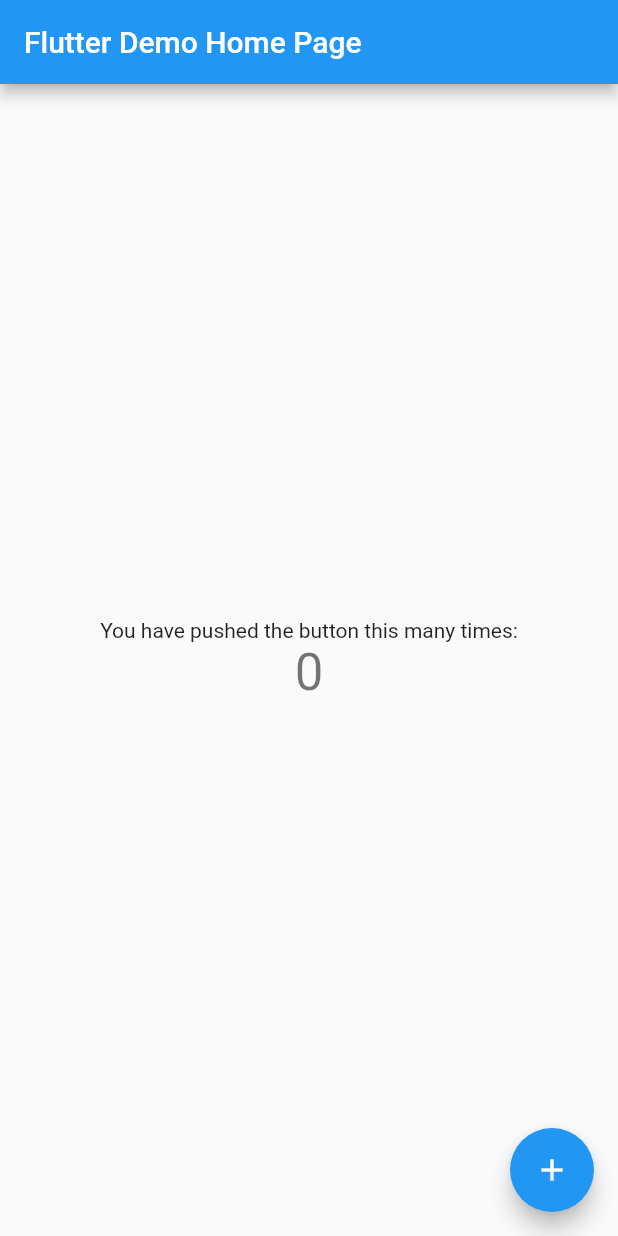
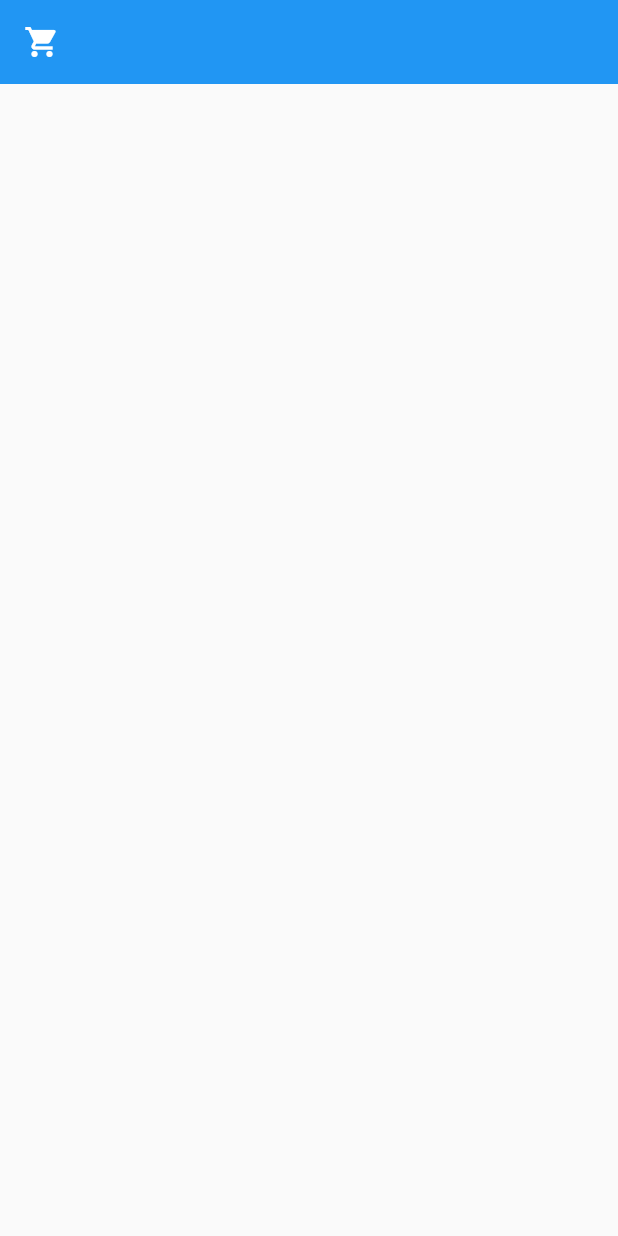
Before and after one commit to lexa-planilla/CRUD_flutter, a Flutter app: the screen it shows after launch, on a phone screen of 412 x 824 dp. Run offline on Flutter 3.47's test engine with Material 2 defaults, Android fonts, the phone set to English and light mode, and no system bars.

Commit message:
Set Screen

```diff
--- a/mysql_crud/lib/main.dart
+++ b/mysql_crud/lib/main.dart
@@ -1,117 +1,17 @@
 import 'package:flutter/material.dart';
+
+import 'styletest.dart';
 
 void main() {
   runApp(MyApp());
 }
 
 class MyApp extends StatelessWidget {
-  // This widget is the root of your application.
   @override
   Widget build(BuildContext context) {
     return MaterialApp(
-      title: 'Flutter Demo',
-      theme: ThemeData(
-        // This is the theme of your application.
-        //
-        // Try running your application with "flutter run". You'll see the
-        // application has a blue toolbar. Then, without quitting the app, try
-        // changing the primarySwatch below to Colors.green and then invoke
-        // "hot reload" (press "r" in the console where you ran "flutter run",
-        // or simply save your changes to "hot reload" in a Flutter IDE).
-        // Notice that the counter didn't reset back to zero; the application
-        // is not restarted.
-        primarySwatch: Colors.blue,
-        // This makes the visual density adapt to the platform that you run
-        // the app on. For desktop platforms, the controls will be smaller and
-        // closer together (more dense) than on mobile platforms.
-        visualDensity: VisualDensity.adaptivePlatformDensity,
-      ),
-      home: MyHomePage(title: 'Flutter Demo Home Page'),
+      debugShowCheckedModeBanner: false,
+      home: StyleTest(),
     );
   }
 }
-
-class MyHomePage extends StatefulWidget {
-  MyHomePage({Key key, this.title}) : super(key: key);
-
-  // This widget is the home page of your application. It is stateful, meaning
-  // that it has a State object (defined below) that contains fields that affect
-  // how it looks.
-
-  // This class is the configuration for the state. It holds the values (in this
-  // case the title) provided by the parent (in this case the App widget) and
-  // used by the build method of the State. Fields in a Widget subclass are
-  // always marked "final".
-
-  final String title;
-
-  @override
-  _MyHomePageState createState() => _MyHomePageState();
-}
-
-class _MyHomePageState extends State<MyHomePage> {
-  int _counter = 0;
-
-  void _incrementCounter() {
-    setState(() {
-      // This call to setState tells the Flutter framework that something has
-      // changed in this State, which causes it to rerun the build method below
-      // so that the display can reflect the updated values. If we changed
-      // _counter without calling setState(), then the build method would not be
-      // called again, and so nothing would appear to happen.
-      _counter++;
-    });
-  }
-
-  @override
-  Widget build(BuildContext context) {
-    // This method is rerun every time setState is called, for instance as done
-    // by the _incrementCounter method above.
-    //
-    // The Flutter framework has been optimized to make rerunning build methods
-    // fast, so that you can just rebuild anything that needs updating rather
-    // than having to individually change instances of widgets.
-    return Scaffold(
-      appBar: AppBar(
-        // Here we take the value from the MyHomePage object that was created by
-        // the App.build method, and use it to set our appbar title.
-        title: Text(widget.title),
-      ),
-      body: Center(
-        // Center is a layout widget. It takes a single child and positions it
-        // in the middle of the parent.
-        child: Column(
-          // Column is also a layout widget. It takes a list of children and
-          // arranges them vertically. By default, it sizes itself to fit its
-          // children horizontally, and tries to be as tall as its parent.
-          //
-          // Invoke "debug painting" (press "p" in the console, choose the
-          // "Toggle Debug Paint" action from the Flutter Inspector in Android
-          // Studio, or the "Toggle Debug Paint" command in Visual Studio Code)
-          // to see the wireframe for each widget.
-          //
-          // Column has various properties to control how it sizes itself and
-          // how it positions its children. Here we use mainAxisAlignment to
-          // center the children vertically; the main axis here is the vertical
-          // axis because Columns are vertical (the cross axis would be
-          // horizontal).
-          mainAxisAlignment: MainAxisAlignment.center,
-          children: <Widget>[
-            Text(
-              'You have pushed the button this many times:',
-            ),
-            Text(
-              '$_counter',
-              style: Theme.of(context).textTheme.headline4,
-            ),
-          ],
-        ),
-      ),
-      floatingActionButton: FloatingActionButton(
-        onPressed: _incrementCounter,
-        tooltip: 'Increment',
-        child: Icon(Icons.add),
-      ), // This trailing comma makes auto-formatting nicer for build methods.
-    );
-  }
-}
--- /dev/null
+++ b/mysql_crud/lib/styletest.dart
@@ -0,0 +1,29 @@
+import 'package:flutter/material.dart';
+
+class StyleTest extends StatefulWidget {
+  StyleTest({Key key}) : super(key: key);
+
+  @override
+  _StyleTestState createState() => _StyleTestState();
+}
+
+class _StyleTestState extends State<StyleTest> {
+  @override
+  Widget build(BuildContext context) {
+    return Scaffold(
+       appBar: AppBar(
+         backgroundColor: Theme.of(context).primaryColor,
+    elevation: 0,
+    leading: IconButton(
+      icon: Icon(
+        Icons.shopping_cart,
+        color: Colors.white,
+      ),
+      onPressed: () {
+        print("Shopping cart pressed");
+      },
+    ),
+       ),
+    );
+  }
+}
```
Also changed, not shown: mysql_crud/pubspec.lock.
